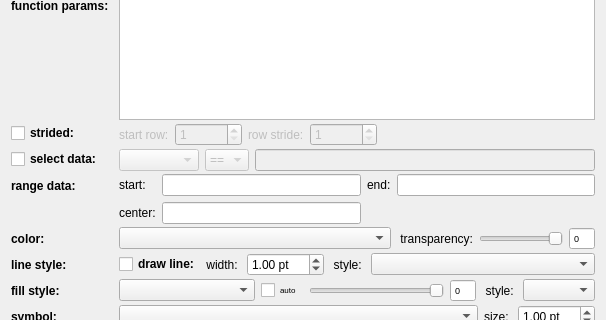
Above: plugins/table/qftablegraphsettings.ui from jkriege2/QuickFit3 before the change; both pictures show x 0 to 606 and y 339 to 659 of the 606 by 1236 pixel window. Below: the same form after it.
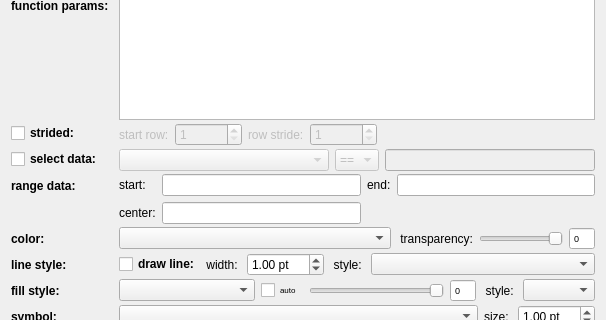
That is the form after the change. Icons and pictures are not drawn. Custom widgets are drawn as their Qt base class.

```diff
--- a/plugins/table/qftablegraphsettings.ui
+++ b/plugins/table/qftablegraphsettings.ui
@@ -2567,7 +2567,7 @@
      <property name="enabled">
       <bool>false</bool>
      </property>
-     <layout class="QHBoxLayout" name="horizontalLayout_12" stretch="0,0,1">
+     <layout class="QHBoxLayout" name="horizontalLayout_12" stretch="1,0,1">
       <property name="margin">
        <number>0</number>
       </property>
```
